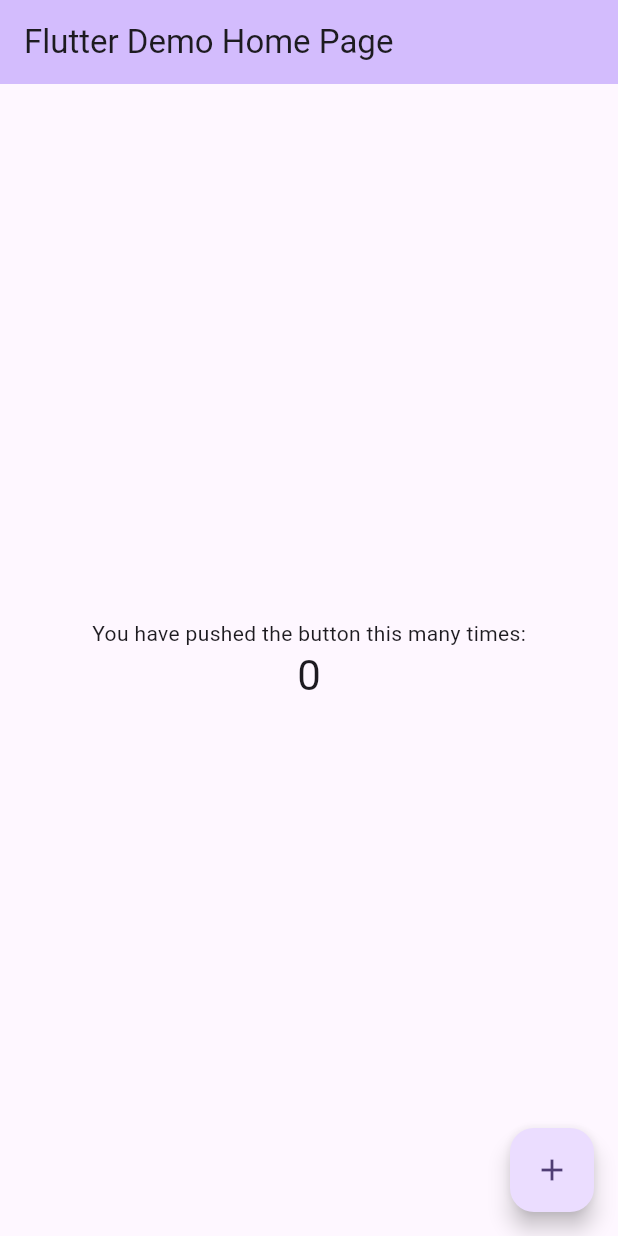
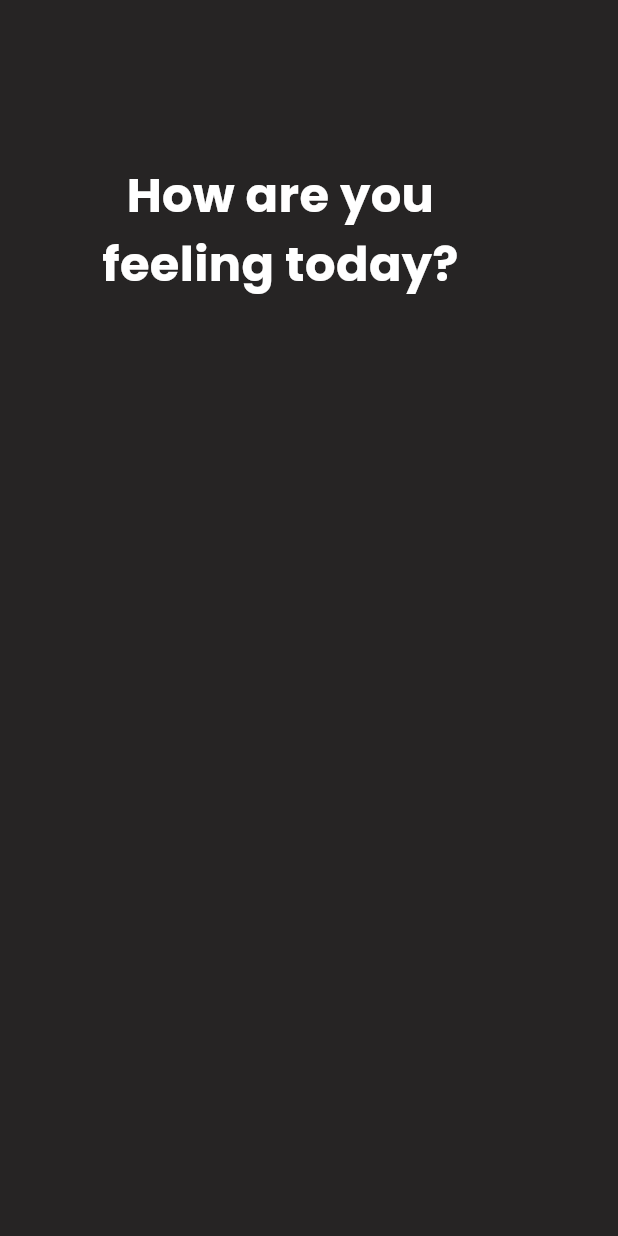
Before and after one commit to lakshanchamidu/Flutter-App-Task-2, a Flutter app: the screen it shows after launch, on a phone screen of 412 x 824 dp. Run offline on Flutter 3.47's test engine with Material 3 defaults, Android fonts, the phone set to English and light mode, and no system bars; our stand-ins replace google_fonts.

Commit message:
Add welcome page and custom text style
Introduced WelcomePage as the new home screen with a custom title text style using Google Fonts. Updated main.dart to use WelcomePage and set a dark scaffold background. Added constant.dart for reusable text styles and updated dependencies to include google_fonts.

```diff
--- /dev/null
+++ b/task_2/lib/data/constant.dart
@@ -0,0 +1,11 @@
+import 'package:flutter/material.dart';
+import 'package:google_fonts/google_fonts.dart';
+
+class KTextStyle{
+  static final TextStyle titleStyle = GoogleFonts.poppins(
+    fontSize: 32,
+    fontWeight: FontWeight.w700,
+    color: Color.fromRGBO(255, 255, 255, 1)
+
+  );
+}
--- a/task_2/lib/main.dart
+++ b/task_2/lib/main.dart
@@ -1,122 +1,25 @@
 import 'package:flutter/material.dart';
+import 'package:task_2/views/pages/welcome_page.dart';
 
-void main() {
-  runApp(const MyApp());
+void main() => runApp(MyApp());
+
+class MyApp extends StatefulWidget {
+  const MyApp({super.key});
+
+  @override
+  State<MyApp> createState() => _MyAppState();
 }
 
-class MyApp extends StatelessWidget {
-  const MyApp({super.key});
-
-  // This widget is the root of your application.
+class _MyAppState extends State<MyApp> {
   @override
   Widget build(BuildContext context) {
     return MaterialApp(
-      title: 'Flutter Demo',
+      debugShowCheckedModeBanner: false,
       theme: ThemeData(
-        // This is the theme of your application.
-        //
-        // TRY THIS: Try running your application with "flutter run". You'll see
-        // the application has a purple toolbar. Then, without quitting the app,
-        // try changing the seedColor in the colorScheme below to Colors.green
-        // and then invoke "hot reload" (save your changes or press the "hot
-        // reload" button in a Flutter-supported IDE, or press "r" if you used
-        // the command line to start the app).
-        //
-        // Notice that the counter didn't reset back to zero; the application
-        // state is not lost during the reload. To reset the state, use hot
-        // restart instead.
-        //
-        // This works for code too, not just values: Most code changes can be
-        // tested with just a hot reload.
-        colorScheme: .fromSeed(seedColor: Colors.deepPurple),
+
+        scaffoldBackgroundColor: Color.fromRGBO(38, 36, 36, 1),
       ),
-      home: const MyHomePage(title: 'Flutter Demo Home Page'),
+      home: WelcomePage(),
     );
   }
 }
-
-class MyHomePage extends StatefulWidget {
-  const MyHomePage({super.key, required this.title});
-
-  // This widget is the home page of your application. It is stateful, meaning
-  // that it has a State object (defined below) that contains fields that affect
-  // how it looks.
-
-  // This class is the configuration for the state. It holds the values (in this
-  // case the title) provided by the parent (in this case the App widget) and
-  // used by the build method of the State. Fields in a Widget subclass are
-  // always marked "final".
-
-  final String title;
-
-  @override
-  State<MyHomePage> createState() => _MyHomePageState();
-}
-
-class _MyHomePageState extends State<MyHomePage> {
-  int _counter = 0;
-
-  void _incrementCounter() {
-    setState(() {
-      // This call to setState tells the Flutter framework that something has
-      // changed in this State, which causes it to rerun the build method below
-      // so that the display can reflect the updated values. If we changed
-      // _counter without calling setState(), then the build method would not be
-      // called again, and so nothing would appear to happen.
-      _counter++;
-    });
-  }
-
-  @override
-  Widget build(BuildContext context) {
-    // This method is rerun every time setState is called, for instance as done
-    // by the _incrementCounter method above.
-    //
-    // The Flutter framework has been optimized to make rerunning build methods
-    // fast, so that you can just rebuild anything that needs updating rather
-    // than having to individually change instances of widgets.
-    return Scaffold(
-      appBar: AppBar(
-        // TRY THIS: Try changing the color here to a specific color (to
-        // Colors.amber, perhaps?) and trigger a hot reload to see the AppBar
-        // change color while the other colors stay the same.
-        backgroundColor: Theme.of(context).colorScheme.inversePrimary,
-        // Here we take the value from the MyHomePage object that was created by
-        // the App.build method, and use it to set our appbar title.
-        title: Text(widget.title),
-      ),
-      body: Center(
-        // Center is a layout widget. It takes a single child and positions it
-        // in the middle of the parent.
-        child: Column(
-          // Column is also a layout widget. It takes a list of children and
-          // arranges them vertically. By default, it sizes itself to fit its
-          // children horizontally, and tries to be as tall as its parent.
-          //
-          // Column has various properties to control how it sizes itself and
-          // how it positions its children. Here we use mainAxisAlignment to
-          // center the children vertically; the main axis here is the vertical
-          // axis because Columns are vertical (the cross axis would be
-          // horizontal).
-          //
-          // TRY THIS: Invoke "debug painting" (choose the "Toggle Debug Paint"
-          // action in the IDE, or press "p" in the console), to see the
-          // wireframe for each widget.
-          mainAxisAlignment: .center,
-          children: [
-            const Text('You have pushed the button this many times:'),
-            Text(
-              '$_counter',
-              style: Theme.of(context).textTheme.headlineMedium,
-            ),
-          ],
-        ),
-      ),
-      floatingActionButton: FloatingActionButton(
-        onPressed: _incrementCounter,
-        tooltip: 'Increment',
-        child: const Icon(Icons.add),
-      ),
-    );
-  }
-}
--- /dev/null
+++ b/task_2/lib/views/pages/welcome_page.dart
@@ -0,0 +1,38 @@
+import 'package:flutter/material.dart';
+import 'package:task_2/data/constant.dart';
+
+class WelcomePage extends StatefulWidget {
+  const WelcomePage({super.key});
+
+  @override
+  State<WelcomePage> createState() => _WelcomePageState();
+}
+
+class _WelcomePageState extends State<WelcomePage> {
+  @override
+  Widget build(BuildContext context) {
+    return Scaffold(
+      body: SafeArea(
+        child: Stack(
+          children: [
+            Positioned(
+              top: 105,
+              left: 31,
+              child: SizedBox(
+                width: 312,
+                height: 96,
+                child: Center(
+                  child: Text(
+                    "How are you\nfeeling today?",
+                    textAlign: TextAlign.center,
+                    style: KTextStyle.titleStyle,
+                  ),
+                ),
+              ),
+            ),
+          ],
+        ),
+      ),
+    );
+  }
+}
--- a/task_2/pubspec.yaml
+++ b/task_2/pubspec.yaml
@@ -34,6 +34,7 @@ dependencies:
   # The following adds the Cupertino Icons font to your application.
   # Use with the CupertinoIcons class for iOS style icons.
   cupertino_icons: ^1.0.8
+  google_fonts: ^7.0.2
 
 dev_dependencies:
   flutter_test:
```
Also changed, not shown: task_2/pubspec.lock.
